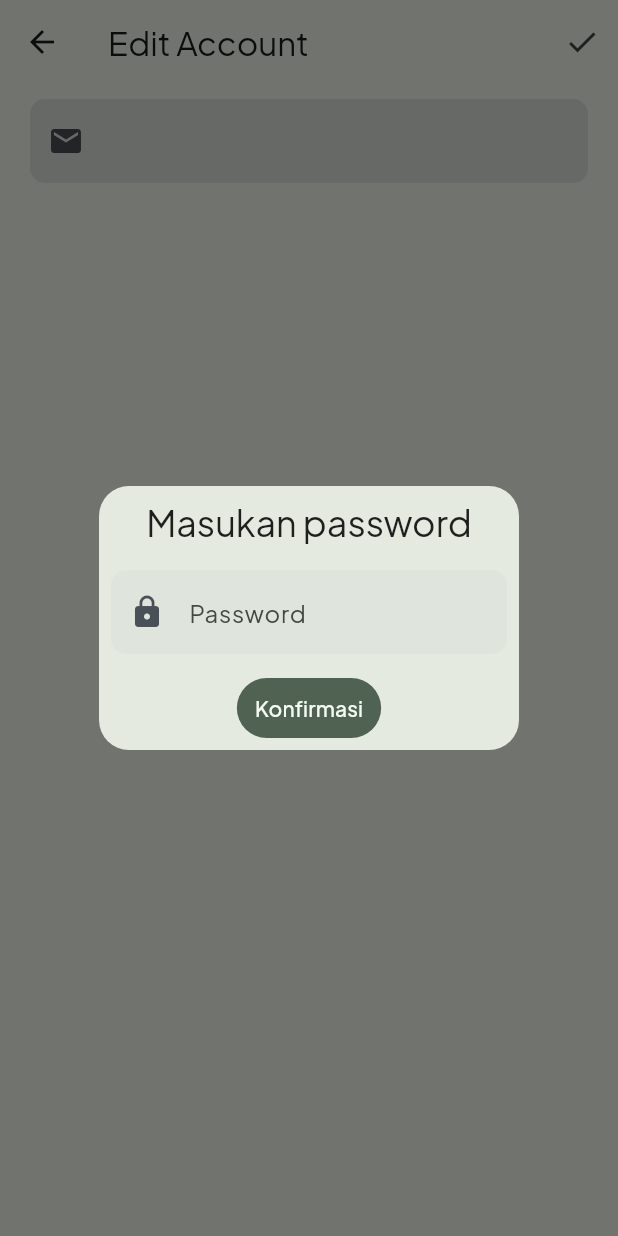
After one commit to anugrahsputra/emarket-buyer, a Flutter app: the EditAccountPage screen opened by its route, after a tap on the "check" icon, on a phone screen of 412 x 824 dp. The commit adds this screen. Run offline on Flutter 3.47's test engine with Material 2 defaults, Android fonts, the phone set to English and light mode, and no system bars; our stand-ins replace badges, cloud_firestore, connectivity_plus, dio, equatable, firebase_auth and 12 more; missing offline and left inert: android_alarm_manager_plus; accounts and stored records are empty; network calls fail.

Commit message:
add edit account

```diff
--- a/lib/common/routes.dart
+++ b/lib/common/routes.dart
@@ -44,6 +44,10 @@ class Routes {
       ),
     ),
     GetPage(
+      name: '/edit-account-page',
+      page: () => EditAccountPage(),
+    ),
+    GetPage(
       name: '/signin',
       page: () => SigninPage(),
     ),
--- /dev/null
+++ b/lib/presentations/pages/edit_account_page.dart
@@ -0,0 +1,79 @@
+import 'package:emarket_buyer/presentations/presentation.dart';
+import 'package:flutter/material.dart';
+import 'package:get/get.dart';
+
+import '../controller/controller.dart';
+
+class EditAccountPage extends StatelessWidget {
+  EditAccountPage({Key? key}) : super(key: key);
+
+  TextEditingController emailController = TextEditingController();
+  TextEditingController passwordController = TextEditingController();
+  BuyerController buyerController = Get.put(BuyerController());
+
+  @override
+  Widget build(BuildContext context) {
+    return Scaffold(
+      appBar: AppBar(
+        title: const Text(
+          'Edit Account',
+        ),
+        actions: [
+          IconButton(
+            onPressed: () {
+              Get.defaultDialog(
+                  title: 'Masukan password',
+                  content: Fields(
+                    controller: passwordController,
+                    keyboardType: TextInputType.visiblePassword,
+                    hintText: 'Password',
+                    prefixIcon: const Icon(
+                      Icons.lock,
+                      color: Color(0xff495057),
+                    ),
+                  ),
+                  textConfirm: 'Konfirmasi',
+                  onConfirm: () async {
+                    await buyerController.updateUserAccoount(
+                        emailController.text.trim(),
+                        passwordController.text.trim());
+                    await buyerController.fetchBuyer();
+                    Get.back();
+                    Get.back();
+                  });
+            },
+            icon: const Icon(Icons.check),
+          )
+        ],
+      ),
+      body: Obx(() => buyerController.loading.value
+          ? Center(
+              child: Container(
+                width: 120,
+                height: 120,
+                decoration: BoxDecoration(
+                  color: Colors.black.withOpacity(0.5),
+                  borderRadius: const BorderRadius.all(Radius.circular(10)),
+                ),
+                child: const Center(
+                  child: CircularProgressIndicator(
+                    color: Color(0xffe9ecef),
+                  ),
+                ),
+              ),
+            )
+          : Padding(
+              padding: const EdgeInsets.symmetric(horizontal: 20, vertical: 10),
+              child: Fields(
+                controller: emailController,
+                keyboardType: TextInputType.emailAddress,
+                hintText: buyerController.buyer.email,
+                prefixIcon: const Icon(
+                  Icons.email,
+                  color: Color(0xff495057),
+                ),
+              ),
+            )),
+    );
+  }
+}
--- a/lib/presentations/pages/mainpage/profile_page.dart
+++ b/lib/presentations/pages/mainpage/profile_page.dart
@@ -45,7 +45,9 @@ class Profilepage extends StatelessWidget {
                       height: 0,
                       thickness: 1,
                     ),
-                    cards('Akun', Icons.account_box, () {}),
+                    cards('Akun', Icons.account_box, () {
+                      Get.toNamed('/edit-account-page');
+                    }),
                   ]),
                   const SizedBox(height: 25),
                   title('Lainnya'),
```
Also changed, not shown: lib/helper/background_service.dart (deleted, +0 -34 lines), lib/presentations/controller/buyer_controller.dart (+21 -0 lines).
